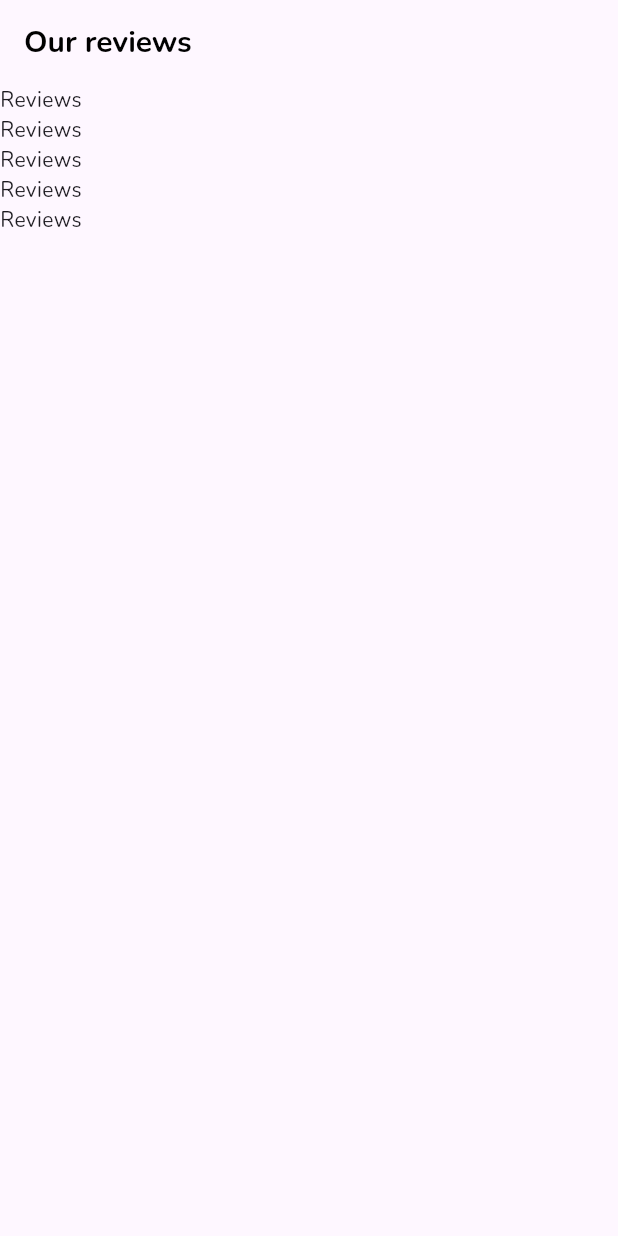
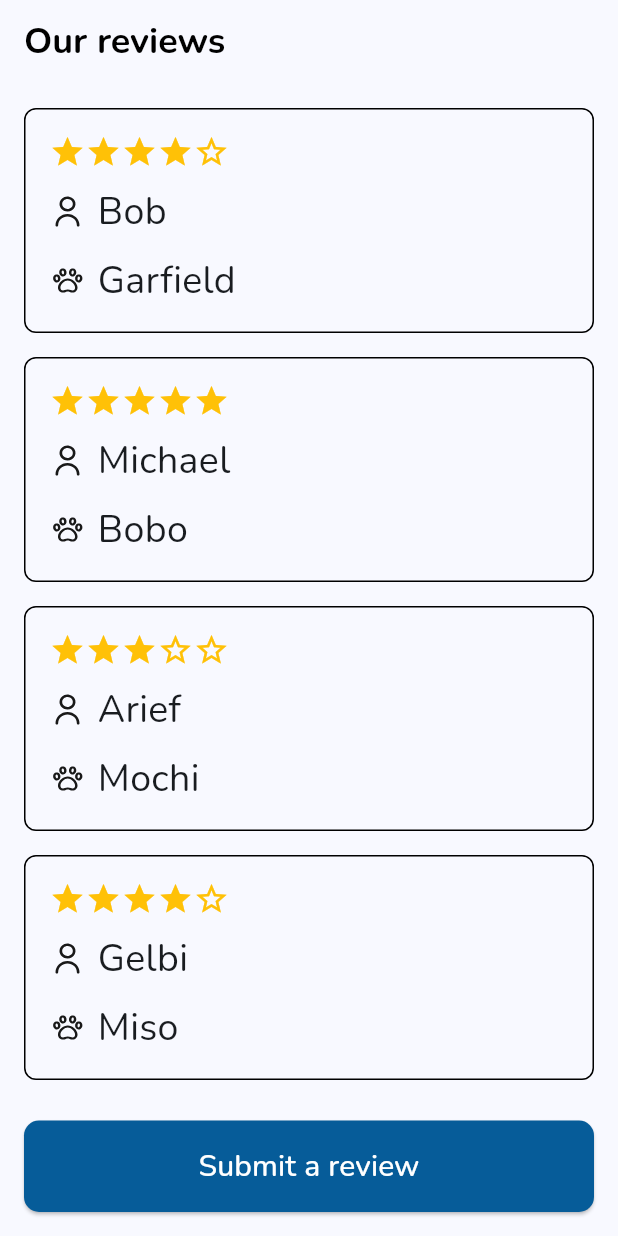
Before and after one commit to lobothijau/modernvet_flutter, a Flutter app: the screen it shows after launch, on a phone screen of 412 x 824 dp. Run offline on Flutter 3.47's test engine with Material 3 defaults, Android fonts, the light colour scheme and no system bars; our stand-ins replace flutter_svg.

Commit message:
Implement reviews screens.

```diff
--- a/lib/main.dart
+++ b/lib/main.dart
@@ -1,4 +1,5 @@
 import 'package:flutter/material.dart';
+import 'package:modernvet/theme.dart';
 import 'reviews.dart';
 
 void main() {
@@ -12,20 +13,8 @@ class MyApp extends StatelessWidget {
   @override
   Widget build(BuildContext context) {
     return MaterialApp(
-      title: 'Flutter Demo',
-      theme: ThemeData(
-        fontFamily: 'Nunito',
-        colorScheme: ColorScheme.fromSeed(seedColor: Colors.deepPurple),
-        useMaterial3: true,
-        appBarTheme: const AppBarTheme(
-          titleTextStyle: TextStyle(
-            fontFamily: 'Nunito',
-            fontWeight: FontWeight.w700,
-            fontSize: 20,
-            color: Colors.black,
-          ),
-        ),
-      ),
+      title: 'Modern Vet',
+      theme: appTheme,
       home: const ReviewsScreen(),
     );
   }
--- /dev/null
+++ b/lib/models/review.dart
@@ -0,0 +1,11 @@
+class Review {
+  final String name;
+  final String petName;
+  final int rating;
+
+  Review({
+    required this.name,
+    required this.petName,
+    required this.rating,
+  });
+}
--- a/lib/reviews.dart
+++ b/lib/reviews.dart
@@ -1,4 +1,6 @@
 import 'package:flutter/material.dart';
+import 'package:flutter_svg/flutter_svg.dart';
+import 'models/review.dart';
 
 class ReviewsScreen extends StatefulWidget {
   const ReviewsScreen({super.key});
@@ -8,19 +10,118 @@ class ReviewsScreen extends StatefulWidget {
 }
 
 class _ReviewsScreenState extends State<ReviewsScreen> {
+  final List<Review> reviews = [
+    Review(name: 'Bob', petName: 'Garfield', rating: 4),
+    Review(name: 'Michael', petName: 'Bobo', rating: 5),
+    Review(name: 'Arief', petName: 'Mochi', rating: 3),
+    Review(name: 'Gelbi', petName: 'Miso', rating: 4),
+    Review(name: 'Sarah', petName: 'Luna', rating: 5),
+    Review(name: 'John', petName: 'Max', rating: 4),
+    Review(name: 'Emma', petName: 'Bella', rating: 3),
+    Review(name: 'David', petName: 'Rocky', rating: 5),
+    Review(name: 'Lisa', petName: 'Charlie', rating: 4),
+    Review(name: 'Alex', petName: 'Daisy', rating: 5),
+  ];
+
   @override
   Widget build(BuildContext context) {
     return Scaffold(
       appBar: AppBar(
         title: const Text('Our reviews'),
       ),
-      body:const Column(
+      body: Column(
         children: [
-          Text('Reviews'),
-          Text('Reviews'),
-          Text('Reviews'),
-          Text('Reviews'),
-          Text('Reviews'),
+          Expanded(
+            child: ListView.builder(
+              padding: const EdgeInsets.all(16),
+              itemCount: reviews.length,
+              itemBuilder: (context, index) {
+                final review = reviews[index];
+                return Padding(
+                  padding: const EdgeInsets.only(bottom: 16),
+                  child: _buildReviewCard(
+                    review.name,
+                    review.petName,
+                    review.rating,
+                  ),
+                );
+              },
+            ),
+          ),
+          Padding(
+            padding: const EdgeInsets.all(16.0),
+            child: SizedBox(
+              width: double.infinity,
+              child: ElevatedButton(
+                onPressed: () {},
+                style: ElevatedButton.styleFrom(
+                  shape: RoundedRectangleBorder(
+                    borderRadius: BorderRadius.circular(10),
+                  ),
+                ),
+                child: const Padding(
+                  padding: EdgeInsets.all(16),
+                  child: Text(
+                    'Submit a review',
+                    style: TextStyle(
+                      fontSize: 20,
+                    ),
+                  ),
+                ),
+              ),
+            ),
+          ),
+        ],
+      ),
+    );
+  }
+
+  Widget _buildReviewCard(String name, String petName, int rating) {
+    return Container(
+      padding: const EdgeInsets.all(16),
+      decoration: BoxDecoration(
+        border: Border.all(color: Colors.black),
+        borderRadius: BorderRadius.circular(8),
+      ),
+      child: Column(
+        crossAxisAlignment: CrossAxisAlignment.start,
+        children: [
+          Row(
+            children: List.generate(5, (index) {
+              return Icon(
+                index < rating ? Icons.star : Icons.star_border,
+                color: Colors.amber,
+                size: 24,
+              );
+            }),
+          ),
+          const SizedBox(height: 10),
+          Row(
+            children: [
+              SvgPicture.asset(
+                'assets/icons/user.svg',
+                width: 24,
+              ),
+              const SizedBox(width: 8),
+              Text(
+                name,
+                style: const TextStyle(
+                  fontSize: 25,
+                ),
+              ),
+            ],
+          ),
+          const SizedBox(height: 10),
+          Row(
+            children: [
+              SvgPicture.asset(
+                'assets/icons/paw.svg',
+                width: 24,
+              ),
+              const SizedBox(width: 8),
+              Text(petName, style: const TextStyle(fontSize: 25)),
+            ],
+          ),
         ],
       ),
     );
--- /dev/null
+++ b/lib/theme.dart
@@ -0,0 +1,24 @@
+import 'package:flutter/material.dart';
+
+final ThemeData appTheme = ThemeData(
+  primaryColor: const Color(0xFF065C99),
+  colorScheme: ColorScheme.fromSeed(
+    seedColor: const Color(0xFF065C99),
+    primary: const Color(0xFF065C99),
+  ),
+  elevatedButtonTheme: ElevatedButtonThemeData(
+    style: ElevatedButton.styleFrom(
+      backgroundColor: const Color(0xFF065C99),
+      foregroundColor: Colors.white,
+    ),
+  ),
+  fontFamily: 'Nunito',
+  appBarTheme: const AppBarTheme(
+    titleTextStyle: TextStyle(
+      fontFamily: 'Nunito',
+      fontWeight: FontWeight.w700,
+      fontSize: 24,
+      color: Colors.black,
+    ),
+  ),
+);
```
Also changed, not shown: pubspec.yaml (+5 -61 lines), assets/icons/paw.svg (added), assets/icons/user.svg (added), pubspec.lock.
